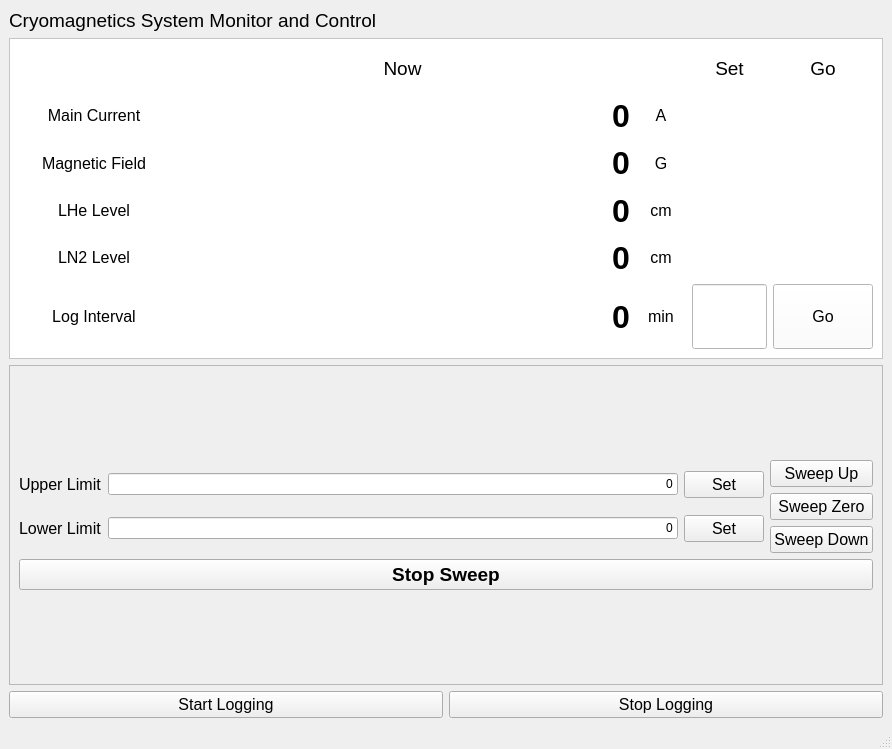
First picture: the form in mr_freeze/ui/MainwindowUI.ui, repository MichalKononenko/MrFreeze, before the edit.
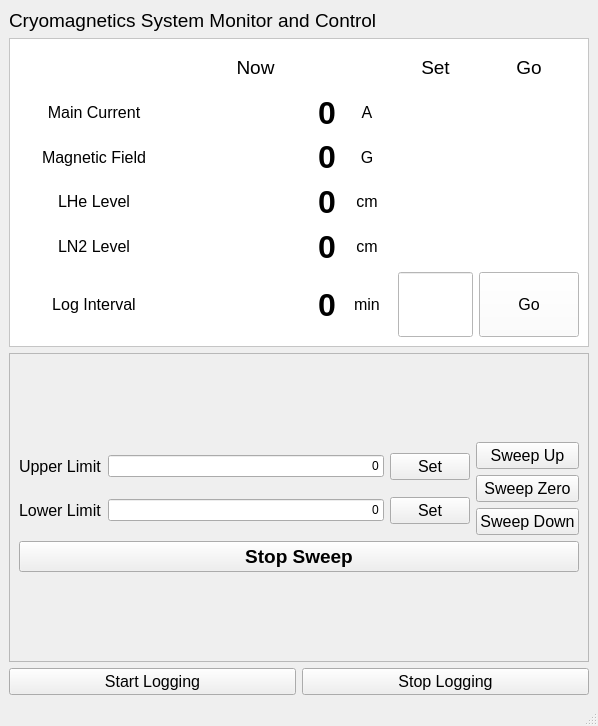
Second picture: the form after the edit. Icons and pictures are not drawn.

Commit message: Sized the UI to be a little smaller by default

Patch:
```diff
--- a/mr_freeze/ui/MainwindowUI.ui
+++ b/mr_freeze/ui/MainwindowUI.ui
@@ -6,8 +6,8 @@
    <rect>
     <x>0</x>
     <y>0</y>
-    <width>892</width>
-    <height>749</height>
+    <width>598</width>
+    <height>726</height>
    </rect>
   </property>
   <property name="maximumSize">
@@ -490,7 +490,7 @@
         <rect>
          <x>0</x>
          <y>0</y>
-         <width>872</width>
+         <width>578</width>
          <height>405</height>
         </rect>
        </property>
@@ -891,8 +891,8 @@
         <rect>
          <x>0</x>
          <y>0</y>
-         <width>872</width>
-         <height>197</height>
+         <width>578</width>
+         <height>174</height>
         </rect>
        </property>
        <layout class="QGridLayout" name="gridLayout_6">
```
Left out of the diff: 2 changed lines with no effect on the pictures. The commit also changes 1 other file.
